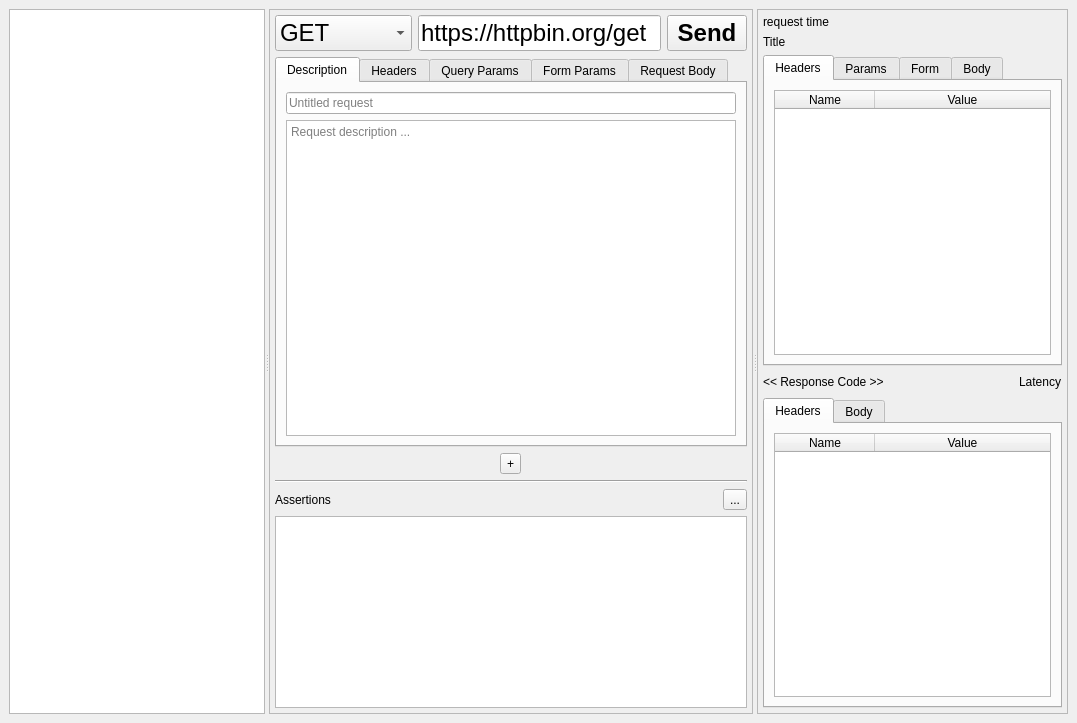
This is resources/ui/base_window.ui in namuan/http-rider as Qt 5 draws it before an edit. The edited form follows.
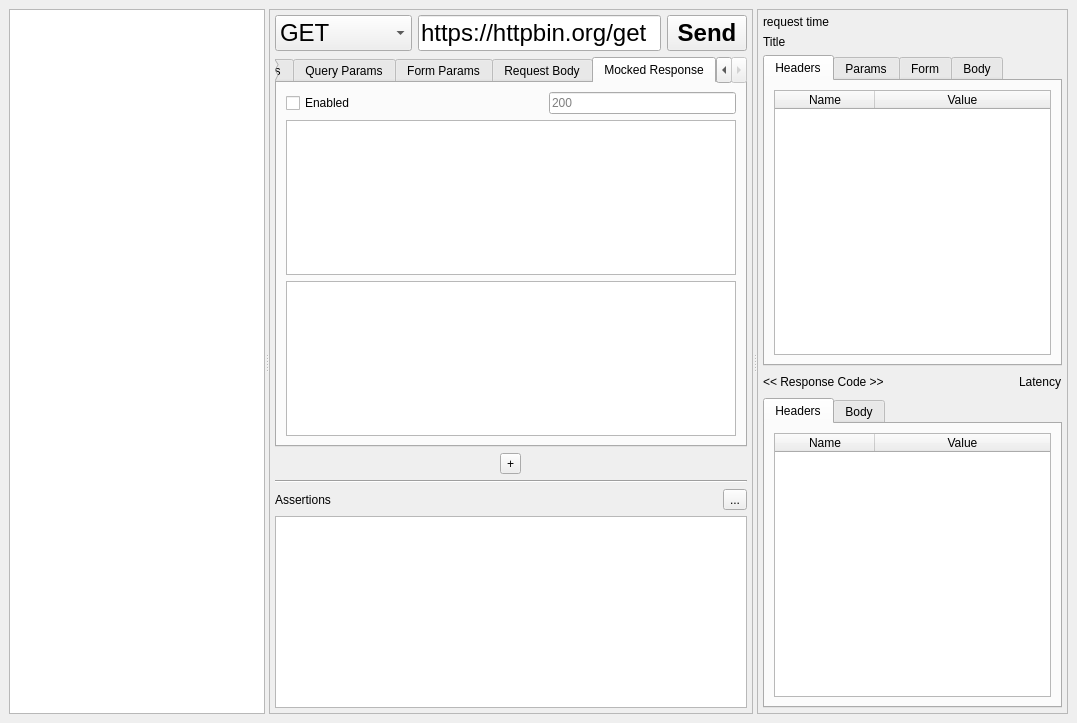
This is the edited form. The open tabs and pages were chosen to show the change. Custom widgets are drawn as their Qt base class.

Commit message: [Feature] Added support for mocking responses

Diff of the .ui file:
```diff
--- a/resources/ui/base_window.ui
+++ b/resources/ui/base_window.ui
@@ -231,6 +231,57 @@
             </item>
            </layout>
           </widget>
+          <widget class="QWidget" name="tab_7">
+           <attribute name="title">
+            <string>Mocked Response</string>
+           </attribute>
+           <layout class="QVBoxLayout" name="verticalLayout_6">
+            <item>
+             <layout class="QHBoxLayout" name="horizontalLayout_16">
+              <item>
+               <widget class="QCheckBox" name="chk_mock_response_enabled">
+                <property name="text">
+                 <string>Enabled</string>
+                </property>
+               </widget>
+              </item>
+              <item>
+               <spacer name="horizontalSpacer_2">
+                <property name="orientation">
+                 <enum>Qt::Horizontal</enum>
+                </property>
+                <property name="sizeHint" stdset="0">
+                 <size>
+                  <width>40</width>
+                  <height>20</height>
+                 </size>
+                </property>
+               </spacer>
+              </item>
+              <item>
+               <widget class="QLineEdit" name="txt_mocked_response_code">
+                <property name="text">
+                 <string/>
+                </property>
+                <property name="placeholderText">
+                 <string>200</string>
+                </property>
+               </widget>
+              </item>
+             </layout>
+            </item>
+            <item>
+             <widget class="QListWidget" name="lst_mocked_response_headers"/>
+            </item>
+            <item>
+             <widget class="CompletionPlainTextEdit" name="txt_mocked_response_body">
+              <property name="placeholderText">
+               <string/>
+              </property>
+             </widget>
+            </item>
+           </layout>
+          </widget>
          </widget>
         </item>
         <item>
```
The commit also changes 11 other files.
